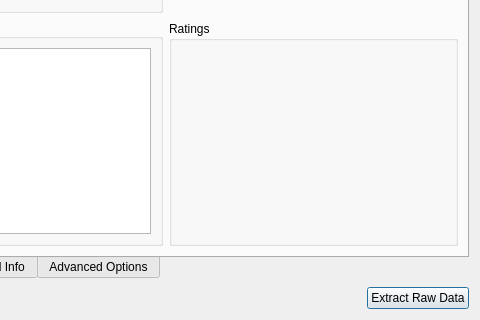
The window that Velocity/xexdialog.ui (hetelek/Velocity) describes before a commit, drawn with Qt 5; both pictures show x 129 to 609 and y 307 to 627 of the 609 by 627 pixel window.
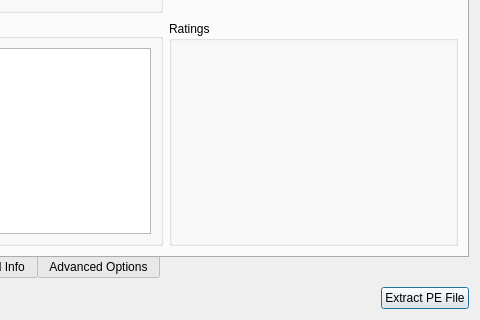
The same window after the commit. Icons and pictures are not drawn.

Commit message: Add feature to extract the base PE file

What changed in the file:
```diff
--- a/Velocity/xexdialog.ui
+++ b/Velocity/xexdialog.ui
@@ -934,7 +934,7 @@
      <item>
       <widget class="QPushButton" name="pushButton">
        <property name="text">
-        <string>Extract Raw Data</string>
+        <string>Extract PE File</string>
        </property>
        <property name="icon">
         <iconset resource="Resources.qrc">
```
The commit also changes 3 other files.
